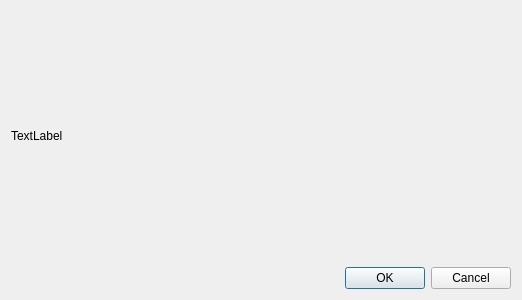
First picture: the form in picturewindow.ui, repository gurmaaan/WeldAnalysis, before the edit.
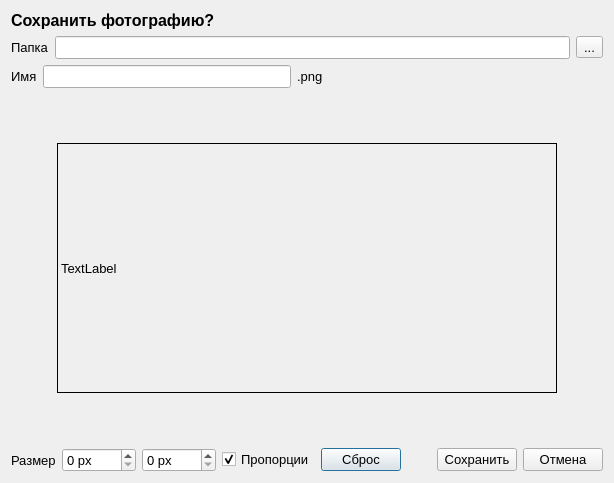
Second picture: the form after the edit.

```diff
--- a/picturewindow.ui
+++ b/picturewindow.ui
@@ -6,36 +6,251 @@
    <rect>
     <x>0</x>
     <y>0</y>
-    <width>400</width>
-    <height>300</height>
+    <width>614</width>
+    <height>483</height>
    </rect>
   </property>
+  <property name="font">
+   <font>
+    <family>Arial</family>
+    <pointsize>10</pointsize>
+   </font>
+  </property>
   <property name="windowTitle">
    <string>Сохранить фотографию? </string>
   </property>
-  <layout class="QVBoxLayout" name="verticalLayout">
+  <layout class="QVBoxLayout" name="verticalLayout_2">
    <item>
     <widget class="QLabel" name="label">
-     <property name="minimumSize">
-      <size>
-       <width>500</width>
-       <height>200</height>
-      </size>
+     <property name="font">
+      <font>
+       <family>Arial</family>
+       <pointsize>12</pointsize>
+       <weight>75</weight>
+       <bold>true</bold>
+      </font>
      </property>
      <property name="text">
-      <string>TextLabel</string>
+      <string>Сохранить фотографию?</string>
      </property>
     </widget>
    </item>
    <item>
-    <widget class="QDialogButtonBox" name="buttonBox">
-     <property name="orientation">
-      <enum>Qt::Horizontal</enum>
-     </property>
-     <property name="standardButtons">
-      <set>QDialogButtonBox::Cancel|QDialogButtonBox::Ok</set>
-     </property>
-    </widget>
+    <layout class="QHBoxLayout" name="horizontalLayout">
+     <item>
+      <widget class="QLabel" name="folder_label">
+       <property name="text">
+        <string>Папка</string>
+       </property>
+      </widget>
+     </item>
+     <item>
+      <widget class="QLineEdit" name="path_lineEdit">
+       <property name="readOnly">
+        <bool>true</bool>
+       </property>
+      </widget>
+     </item>
+     <item>
+      <widget class="QToolButton" name="browse_button">
+       <property name="text">
+        <string>...</string>
+       </property>
+      </widget>
+     </item>
+    </layout>
+   </item>
+   <item>
+    <layout class="QHBoxLayout" name="horizontalLayout_3">
+     <item>
+      <widget class="QLabel" name="name_label">
+       <property name="text">
+        <string>Имя</string>
+       </property>
+      </widget>
+     </item>
+     <item>
+      <layout class="QHBoxLayout" name="horizontalLayout_2">
+       <item>
+        <widget class="QLineEdit" name="name_lineEdit"/>
+       </item>
+       <item>
+        <widget class="QLabel" name="extension_label">
+         <property name="text">
+          <string>.png</string>
+         </property>
+        </widget>
+       </item>
+      </layout>
+     </item>
+     <item>
+      <spacer name="name_spacer">
+       <property name="orientation">
+        <enum>Qt::Horizontal</enum>
+       </property>
+       <property name="sizeHint" stdset="0">
+        <size>
+         <width>40</width>
+         <height>20</height>
+        </size>
+       </property>
+      </spacer>
+     </item>
+    </layout>
+   </item>
+   <item>
+    <layout class="QHBoxLayout" name="horizontalLayout_5">
+     <item>
+      <spacer name="horizontalSpacer">
+       <property name="orientation">
+        <enum>Qt::Horizontal</enum>
+       </property>
+       <property name="sizeHint" stdset="0">
+        <size>
+         <width>40</width>
+         <height>20</height>
+        </size>
+       </property>
+      </spacer>
+     </item>
+     <item>
+      <layout class="QVBoxLayout" name="verticalLayout">
+       <item>
+        <spacer name="verticalSpacer_2">
+         <property name="orientation">
+          <enum>Qt::Vertical</enum>
+         </property>
+         <property name="sizeHint" stdset="0">
+          <size>
+           <width>20</width>
+           <height>40</height>
+          </size>
+         </property>
+        </spacer>
+       </item>
+       <item>
+        <widget class="QLabel" name="picture_label">
+         <property name="minimumSize">
+          <size>
+           <width>500</width>
+           <height>250</height>
+          </size>
+         </property>
+         <property name="frameShape">
+          <enum>QFrame::Box</enum>
+         </property>
+         <property name="text">
+          <string>TextLabel</string>
+         </property>
+        </widget>
+       </item>
+       <item>
+        <spacer name="verticalSpacer">
+         <property name="orientation">
+          <enum>Qt::Vertical</enum>
+         </property>
+         <property name="sizeHint" stdset="0">
+          <size>
+           <width>20</width>
+           <height>40</height>
+          </size>
+         </property>
+        </spacer>
+       </item>
+      </layout>
+     </item>
+     <item>
+      <spacer name="horizontalSpacer_2">
+       <property name="orientation">
+        <enum>Qt::Horizontal</enum>
+       </property>
+       <property name="sizeHint" stdset="0">
+        <size>
+         <width>40</width>
+         <height>20</height>
+        </size>
+       </property>
+      </spacer>
+     </item>
+    </layout>
+   </item>
+   <item>
+    <layout class="QHBoxLayout" name="horizontalLayout_4">
+     <item>
+      <widget class="QLabel" name="size_label">
+       <property name="text">
+        <string>Размер</string>
+       </property>
+      </widget>
+     </item>
+     <item>
+      <widget class="QSpinBox" name="width_spinBox">
+       <property name="suffix">
+        <string> px</string>
+       </property>
+       <property name="maximum">
+        <number>1000</number>
+       </property>
+      </widget>
+     </item>
+     <item>
+      <widget class="QSpinBox" name="height_spinBox">
+       <property name="suffix">
+        <string> px</string>
+       </property>
+       <property name="maximum">
+        <number>1000</number>
+       </property>
+      </widget>
+     </item>
+     <item>
+      <widget class="QCheckBox" name="aspectRatio_checkBox">
+       <property name="text">
+        <string>Пропорции</string>
+       </property>
+       <property name="checked">
+        <bool>true</bool>
+       </property>
+       <property name="tristate">
+        <bool>false</bool>
+       </property>
+      </widget>
+     </item>
+     <item>
+      <widget class="QPushButton" name="resetSize_button">
+       <property name="text">
+        <string>Сброс</string>
+       </property>
+      </widget>
+     </item>
+     <item>
+      <spacer name="horizontalSpacer_3">
+       <property name="orientation">
+        <enum>Qt::Horizontal</enum>
+       </property>
+       <property name="sizeHint" stdset="0">
+        <size>
+         <width>40</width>
+         <height>20</height>
+        </size>
+       </property>
+      </spacer>
+     </item>
+     <item>
+      <widget class="QPushButton" name="save_button">
+       <property name="text">
+        <string>Сохранить</string>
+       </property>
+      </widget>
+     </item>
+     <item>
+      <widget class="QPushButton" name="cancel_button">
+       <property name="text">
+        <string>Отмена</string>
+       </property>
+      </widget>
+     </item>
+    </layout>
    </item>
   </layout>
  </widget>
```
Left out of the diff: 30 changed lines with no effect on the pictures.
